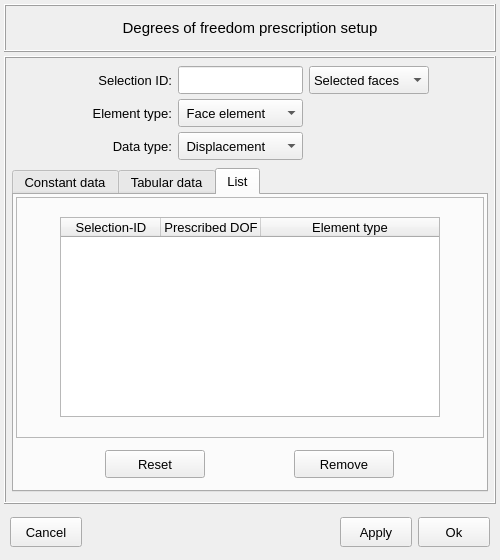
The window that vibra/interface/data/ui_files/model/structural/excitations/dof_prescription_inputs.ui (MOPT-UFSC/VIBRA) describes before a commit, drawn with Qt 5.
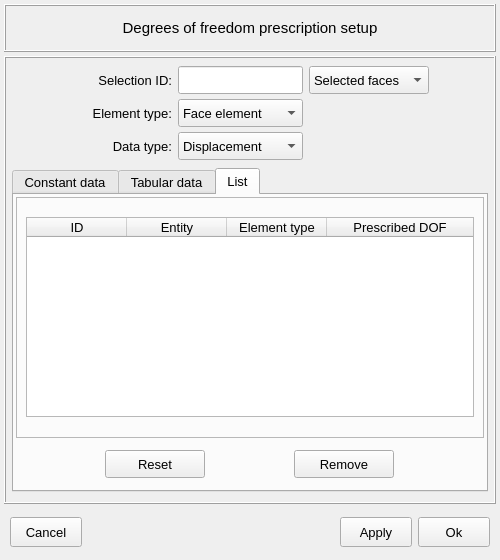
The same window after the commit. The open tabs and pages were chosen to show the change. Icons and pictures are not drawn.

The edit to the form file:
```diff
--- a/vibra/interface/data/ui_files/model/structural/excitations/dof_prescription_inputs.ui
+++ b/vibra/interface/data/ui_files/model/structural/excitations/dof_prescription_inputs.ui
@@ -304,7 +304,7 @@
            </property>
            <item>
             <property name="text">
-             <string> Face element</string>
+             <string>Face element</string>
             </property>
            </item>
            <item>
@@ -420,7 +420,7 @@
            </property>
            <item>
             <property name="text">
-             <string> Displacement</string>
+             <string>Displacement</string>
             </property>
            </item>
            <item>
@@ -2213,7 +2213,7 @@
                   </property>
                   <property name="maximumSize">
                    <size>
-                    <width>380</width>
+                    <width>16777215</width>
                     <height>200</height>
                    </size>
                   </property>
@@ -2245,7 +2245,7 @@
                   </attribute>
                   <column>
                    <property name="text">
-                    <string>Selection-ID</string>
+                    <string>ID</string>
                    </property>
                    <property name="textAlignment">
                     <set>AlignCenter</set>
@@ -2253,7 +2253,7 @@
                   </column>
                   <column>
                    <property name="text">
-                    <string>Prescribed DOF</string>
+                    <string>Entity</string>
                    </property>
                    <property name="textAlignment">
                     <set>AlignCenter</set>
@@ -2267,6 +2267,14 @@
                     <set>AlignCenter</set>
                    </property>
                   </column>
+                  <column>
+                   <property name="text">
+                    <string>Prescribed DOF</string>
+                   </property>
+                   <property name="textAlignment">
+                    <set>AlignCenter</set>
+                   </property>
+                  </column>
                  </widget>
                 </item>
                </layout>
```
Left out of the diff: 8 changed lines with no effect on the pictures.
